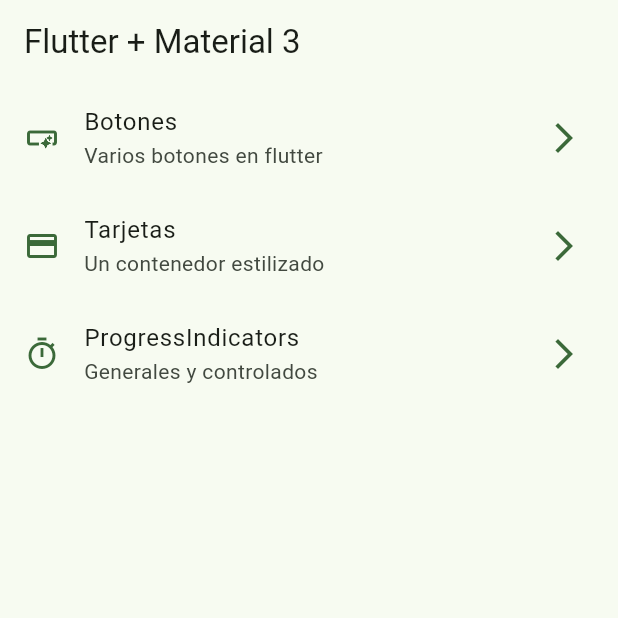
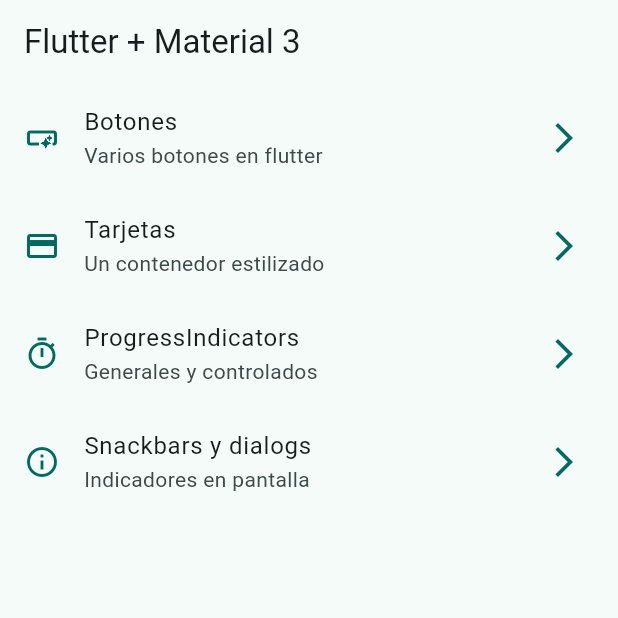
Before and after one commit to elmerjacobo97/widgets-app, a Flutter app: the screen it shows after launch, on a phone screen of 412 x 824 dp, the top half of it. Run offline on Flutter 3.47's test engine with Material 2 defaults, Android fonts, the phone set to English and light mode, and no system bars; our stand-ins replace go_router; missing offline and left inert: dart:ffi.

Commit message:
snackbars dialogs terminado

```diff
--- a/lib/config/menu/menu_items.dart
+++ b/lib/config/menu/menu_items.dart
@@ -31,5 +31,11 @@ const appMenuItems = <MenuItem>[
     subTitle: 'Generales y controlados',
     link: '/progress',
     icon: Icons.timer_outlined,
+  ),
+  MenuItem(
+    title: 'Snackbars y dialogs',
+    subTitle: 'Indicadores en pantalla',
+    link: '/snackbars',
+    icon: Icons.info_outline,
   )
 ];
--- a/lib/config/router/app_router.dart
+++ b/lib/config/router/app_router.dart
@@ -21,5 +21,10 @@ final appRouter = GoRouter(initialLocation: '/', routes: [
     path: '/progress',
     name: ProgressScreen.routeName,
     builder: (context, state) => const ProgressScreen(),
+  ),
+  GoRoute(
+    path: '/snackbars',
+    name: SnackbarScreen.routeName,
+    builder: (context, state) => const SnackbarScreen(),
   )
 ]);
--- a/lib/main.dart
+++ b/lib/main.dart
@@ -14,7 +14,8 @@ class MainApp extends StatelessWidget {
     return MaterialApp.router(
       routerConfig: appRouter,
       debugShowCheckedModeBanner: false,
-      theme: AppTheme(selectedColor: 1).getTheme(),
+      title: 'Flutter Widgets',
+      theme: AppTheme(selectedColor: 7).getTheme(),
       // home: const HomeScreen(),
       // Nombre de rutas.
       // routes: {
```
Also changed, not shown: lib/presentation/screens/snackbar/snackbar_screen.dart (+72 -1 lines).
